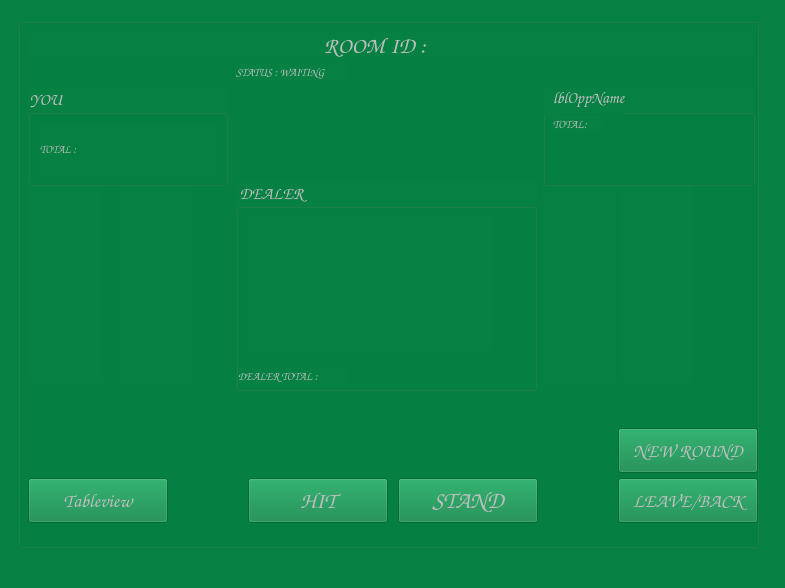
The window that client/mainwindow.ui (ITIFA12B25/BlackJackServer2) describes before a commit, drawn with Qt 5.
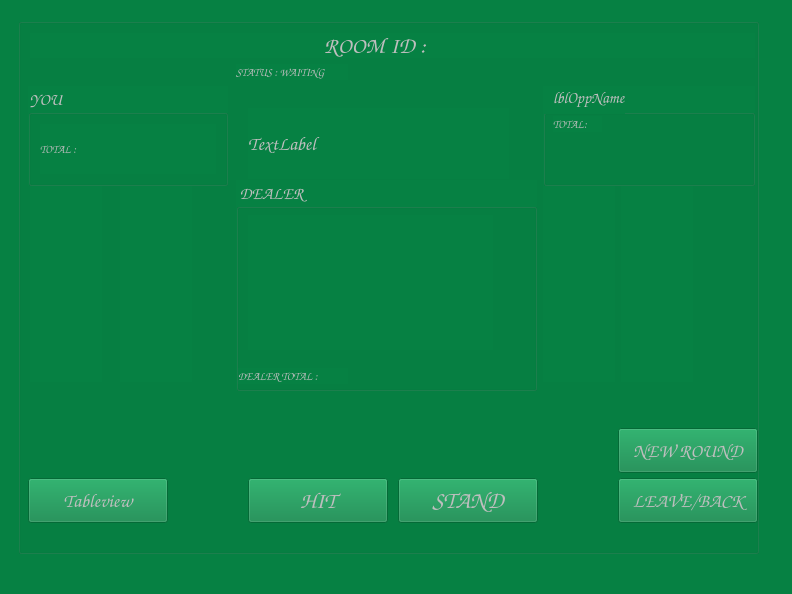
The same window after the commit.

What changed in the file:
```diff
--- a/client/mainwindow.ui
+++ b/client/mainwindow.ui
@@ -9,8 +9,8 @@
    <rect>
     <x>0</x>
     <y>0</y>
-    <width>785</width>
-    <height>588</height>
+    <width>792</width>
+    <height>594</height>
    </rect>
   </property>
   <property name="font">
@@ -846,6 +846,26 @@
             <string/>
            </property>
           </widget>
+          <widget class="QLabel" name="lblWinner">
+           <property name="geometry">
+            <rect>
+             <x>230</x>
+             <y>90</y>
+             <width>261</width>
+             <height>71</height>
+            </rect>
+           </property>
+           <property name="font">
+            <font>
+             <family>Comic Sans MS</family>
+             <pointsize>14</pointsize>
+             <bold>false</bold>
+            </font>
+           </property>
+           <property name="text">
+            <string>TextLabel</string>
+           </property>
+          </widget>
           <zorder>lblRoomInfo</zorder>
           <zorder>lblStatus</zorder>
           <zorder>lblPlayerCard1</zorder>
```
Left out of the diff: 5 changed lines with no effect on the pictures.
